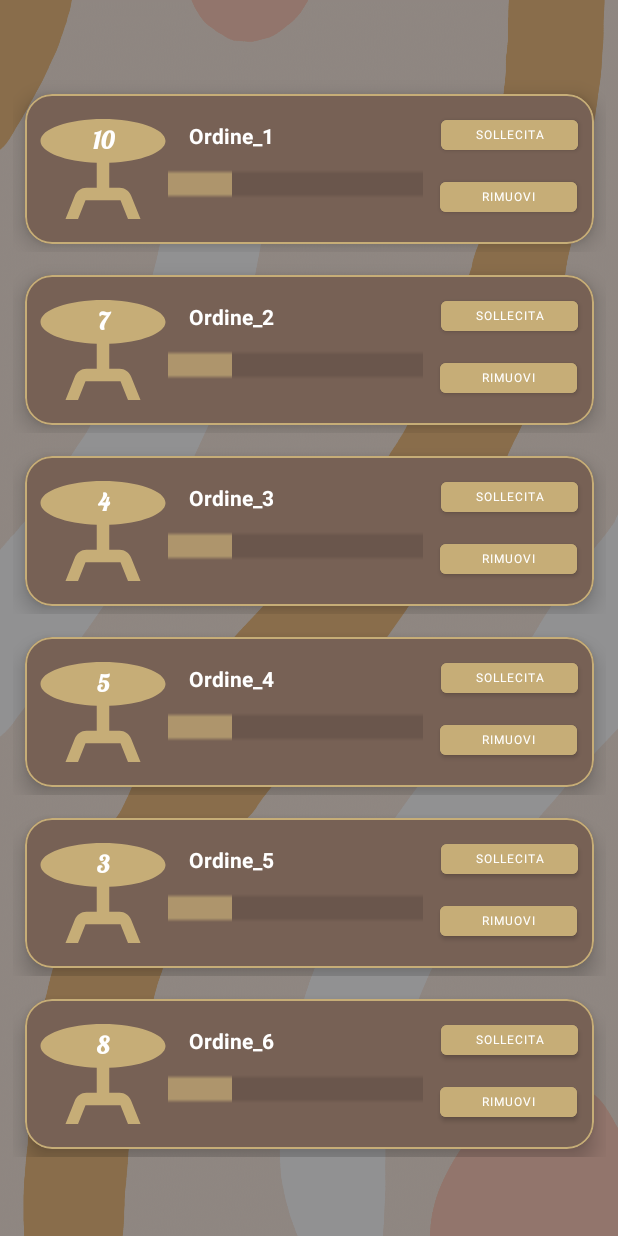
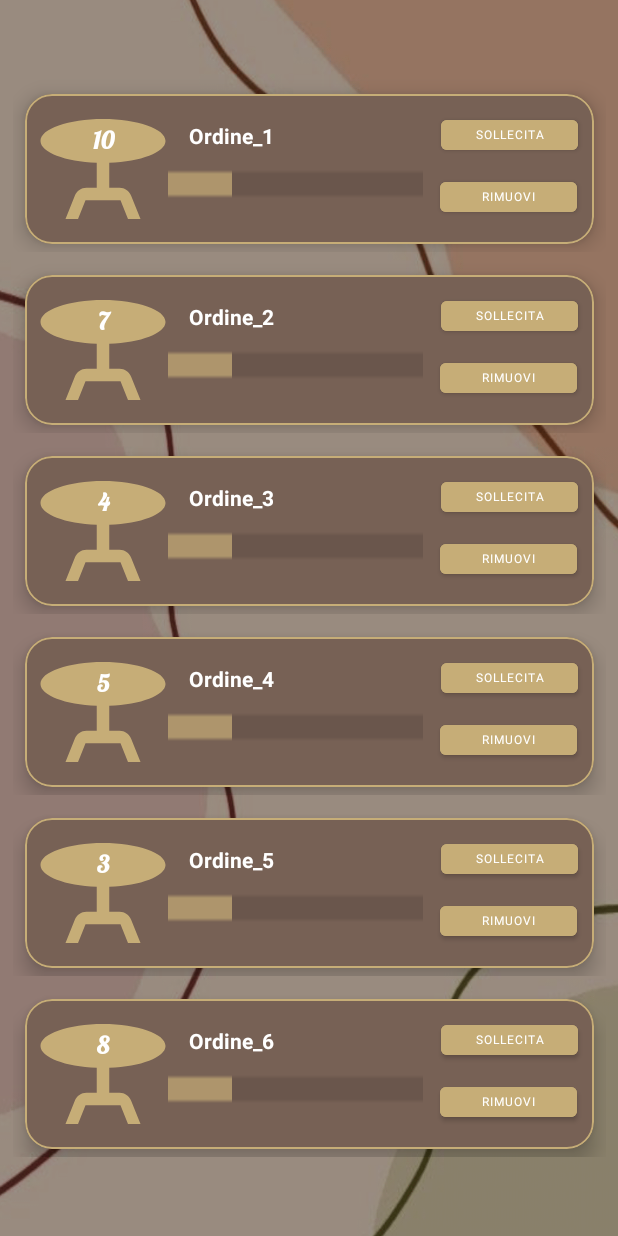
Before and after one commit to LuigiVessella/ProgettoINGSW2022-2, an Android app: the TableStatusActivity screen opened directly, with no data from a screen before it, on a phone screen of 412 x 824 dp. Run offline under Robolectric (Android 15) with nearby library versions, the phone set to English and light mode, and no system bars; Roboto replaces fonts that are not available here.

Commit message:
cambiato semplicemente lo sfondo

```diff
--- /dev/null
+++ b/app/src/main/res/drawable/sfondo_2_con_patina.xml
@@ -0,0 +1,7 @@
+<?xml version="1.0" encoding="utf-8"?>
+<layer-list xmlns:android="http://schemas.android.com/apk/res/android">
+    <item android:drawable="@drawable/sfondo_3"/>
+    <item>
+        <color android:color="#66000000" />
+    </item>
+</layer-list>
--- a/app/src/main/res/layout/activity_table_status.xml
+++ b/app/src/main/res/layout/activity_table_status.xml
@@ -5,7 +5,7 @@
     android:id="@+id/activity_table_status_constraint"
     android:layout_width="match_parent"
     android:layout_height="match_parent"
-    android:background="@drawable/sfondo_1_con_patina">
+    android:background="@drawable/sfondo_2_con_patina">
 
     <androidx.recyclerview.widget.RecyclerView
         android:id="@+id/activity_table_rvw"
```
